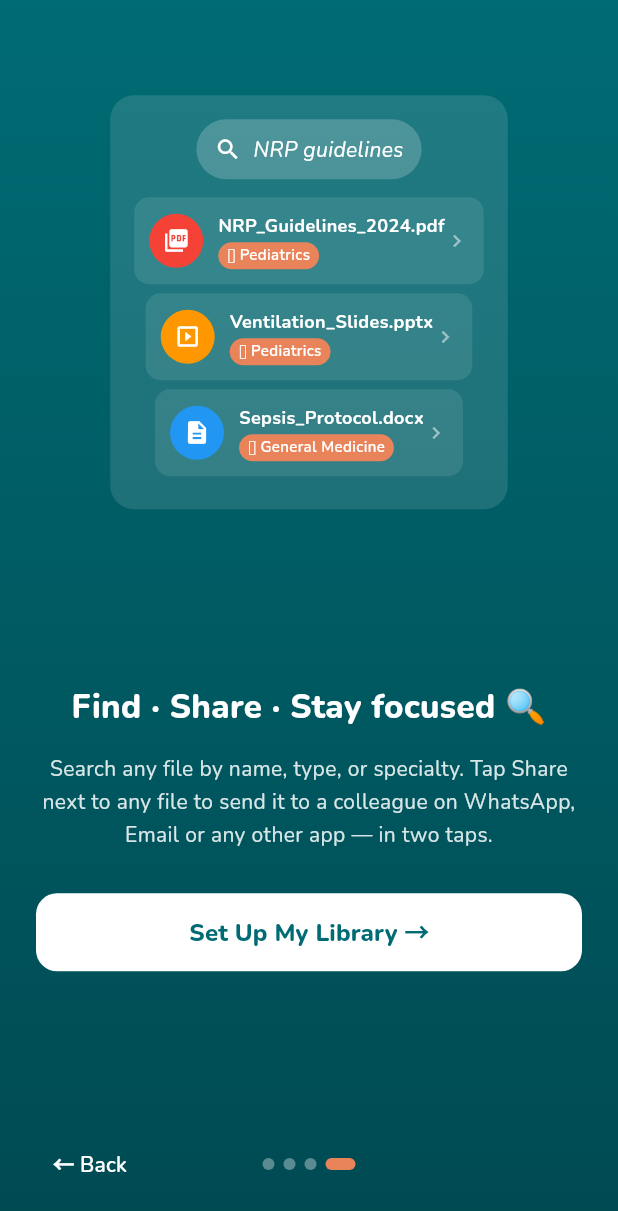
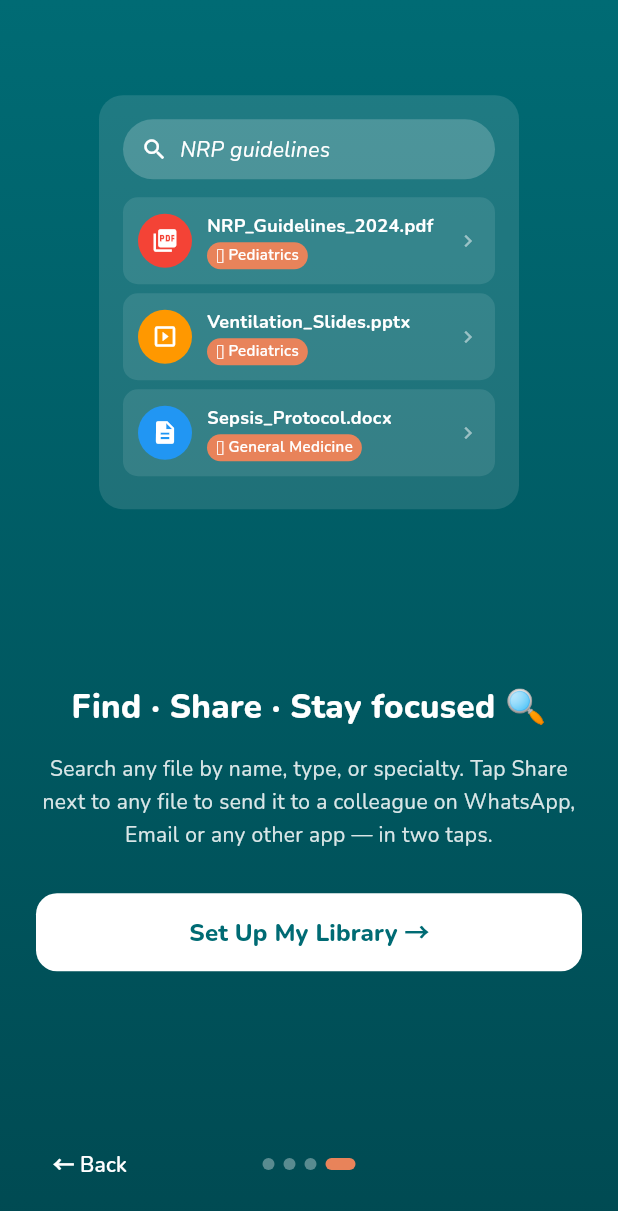
Before and after one commit to mulgundsunil1918/medshelf, a Flutter app: the TutorialScreen screen opened directly, swiped to page 4, on a phone screen of 412 x 824 dp. Shown: the top 1211 px of the screen. Run offline on Flutter 3.47's test engine with Material 3 defaults, Android fonts, the phone set to English and light mode, and no system bars; drawn by our look-alikes of flutter_animate; our stand-ins replace file_picker, google_fonts, open_filex, package_info_plus, pdf, share_plus and 3 more; missing offline and left inert: cunning_document_scanner, flutter_quill, pdfx, receive_sharing_intent; accounts and stored records are empty.

Commit message:
Fix tutorial slides 3 & 4 rendering blank
_Slide3 (_FolderRow) and _Slide4 (_SearchTile) both have Expanded
widgets inside Row inside the illustration. The illustration sits
inside FittedBox in _SlideShell, which passes unbounded width
constraints to its child. Row cannot layout Expanded children under
unbounded constraints — the layout fails silently, leaving both the
illustration and the text area blank.

Fix: wrap both illustrations in SizedBox(width: 280) so the inner
Rows get bounded constraints. FittedBox still scales the SizedBox
down if needed on small screens.

Slides 1 & 2 are unaffected — their illustrations use fixed-size
widgets (Container with explicit width/height, and _FlowStep circles
at 52px) that don't rely on Expanded.

Co-Authored-By: Claude Sonnet 4.6 <noreply@anthropic.com>

```diff
--- a/lib/screens/tutorial_screen.dart
+++ b/lib/screens/tutorial_screen.dart
@@ -630,7 +630,11 @@ class _Slide3 extends StatelessWidget {
       body: "Files go into Specialty → Topic → Subtopic folders — exactly the way "
           "medical knowledge is structured. Every folder is customisable.",
       subtext: "You set it up once. MedShelf remembers everything.",
-      illustration: Container(
+      // SizedBox bounds the width so Expanded inside _FolderRow/_FileRow
+      // works correctly when FittedBox passes unconstrained width down.
+      illustration: SizedBox(
+        width: 280,
+        child: Container(
         padding: const EdgeInsets.all(16),
         decoration: BoxDecoration(
           color: Colors.white.withValues(alpha: 0.12),
@@ -682,6 +686,7 @@ class _Slide3 extends StatelessWidget {
           ],
         ),
       ),
+      ), // closes SizedBox
     );
   }
 }
@@ -829,7 +834,11 @@ class _Slide4 extends StatelessWidget {
           ),
         ),
       ),
-      illustration: Container(
+      // SizedBox bounds the width so Expanded inside _SearchTile's Row
+      // works correctly when FittedBox passes unconstrained width down.
+      illustration: SizedBox(
+        width: 280,
+        child: Container(
           padding: const EdgeInsets.all(16),
           decoration: BoxDecoration(
             color: Colors.white.withValues(alpha: 0.12),
@@ -884,6 +893,7 @@ class _Slide4 extends StatelessWidget {
                 delay: 600,
               ),
             ],
+          ),
         ),
       ),
     );
```
Lines whose indentation alone changed are shown as unchanged.
